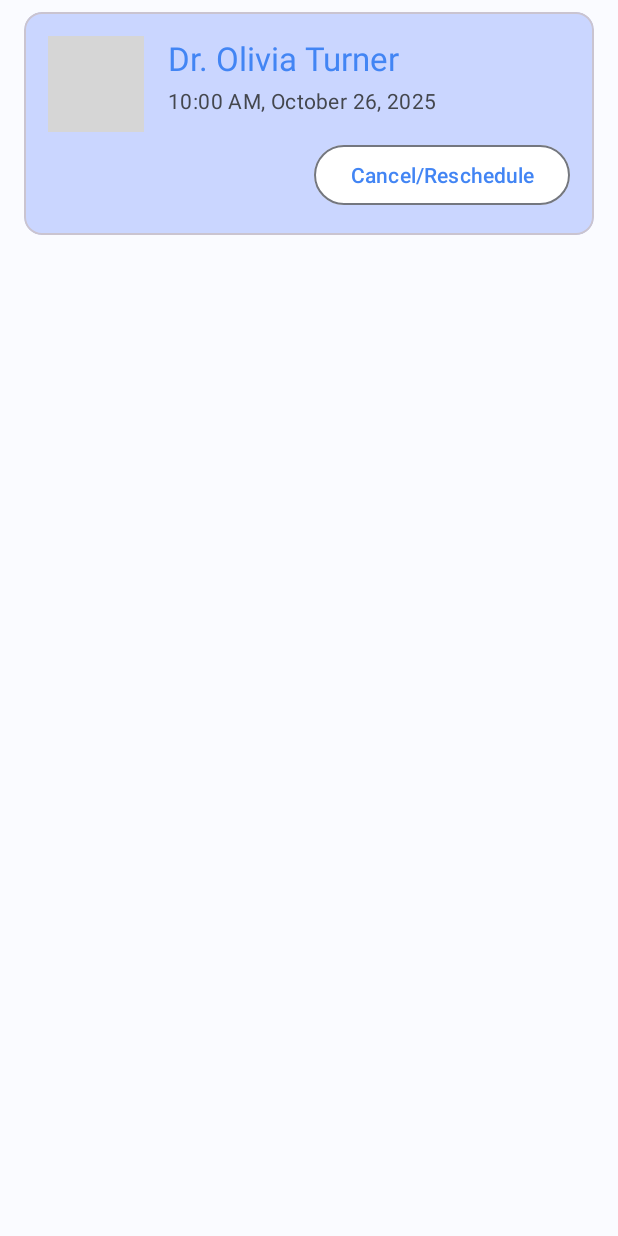
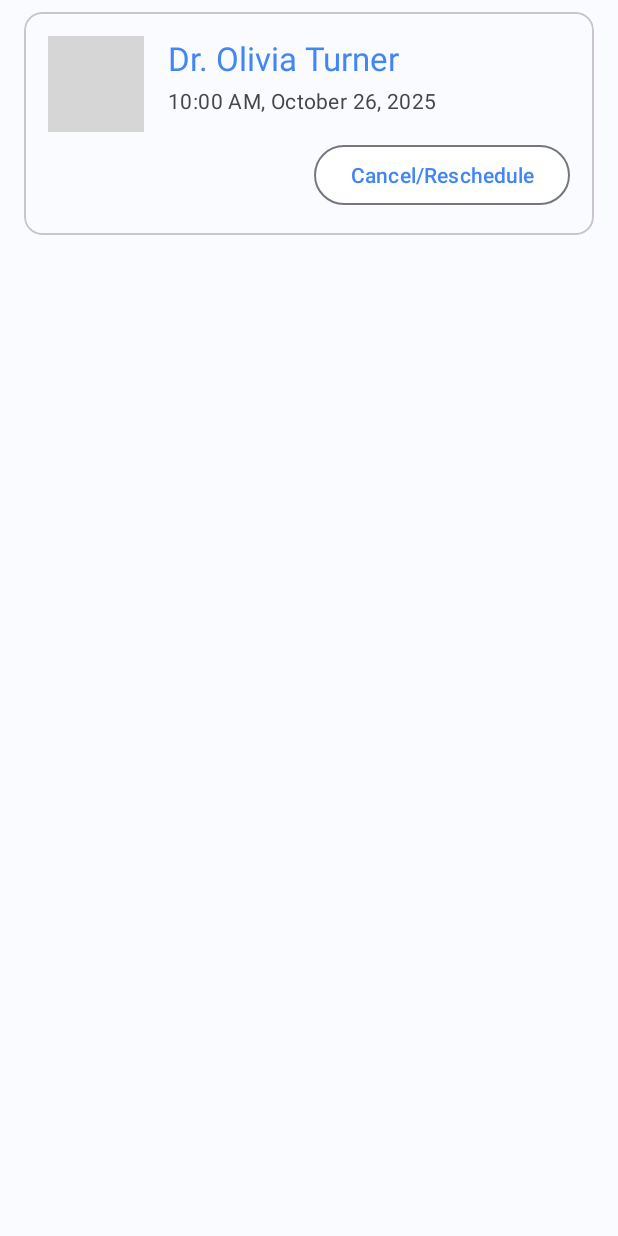
Before and after one commit to CongPham04/7-medibook-android, an Android app: the layout item_patient_appointment_card.xml on its own in the app's theme, with its tools: preview values and no code run, on a phone screen of 412 x 824 dp. Run offline under Robolectric (Android 15) with nearby library versions, the phone set to English and light mode, and no system bars; grey boxes are pictures that could not be loaded.

Commit message:
edit ui for appointment

```diff
--- a/app/src/main/res/layout/item_patient_appointment_card.xml
+++ b/app/src/main/res/layout/item_patient_appointment_card.xml
@@ -6,8 +6,7 @@
     android:layout_height="wrap_content"
     android:layout_marginHorizontal="16dp"
     android:layout_marginTop="8dp"
-    android:layout_marginBottom="8dp"
-    app:cardBackgroundColor="#CAD6FF">
+    android:layout_marginBottom="8dp">
 
     <androidx.constraintlayout.widget.ConstraintLayout
         android:layout_width="match_parent"
```
